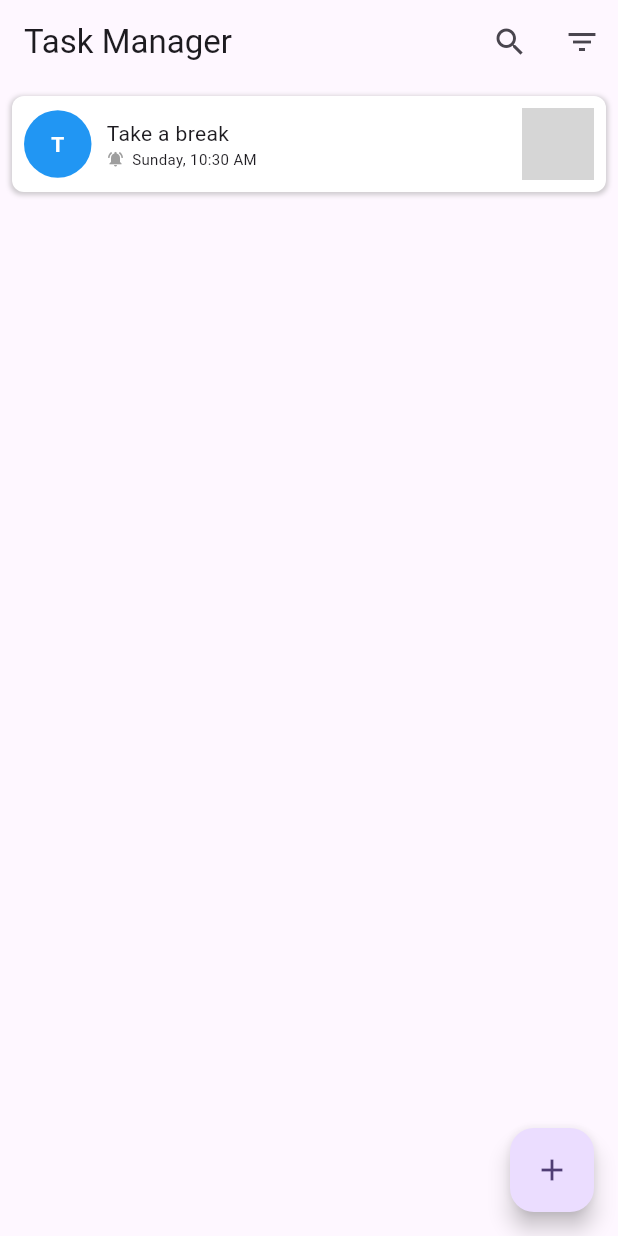
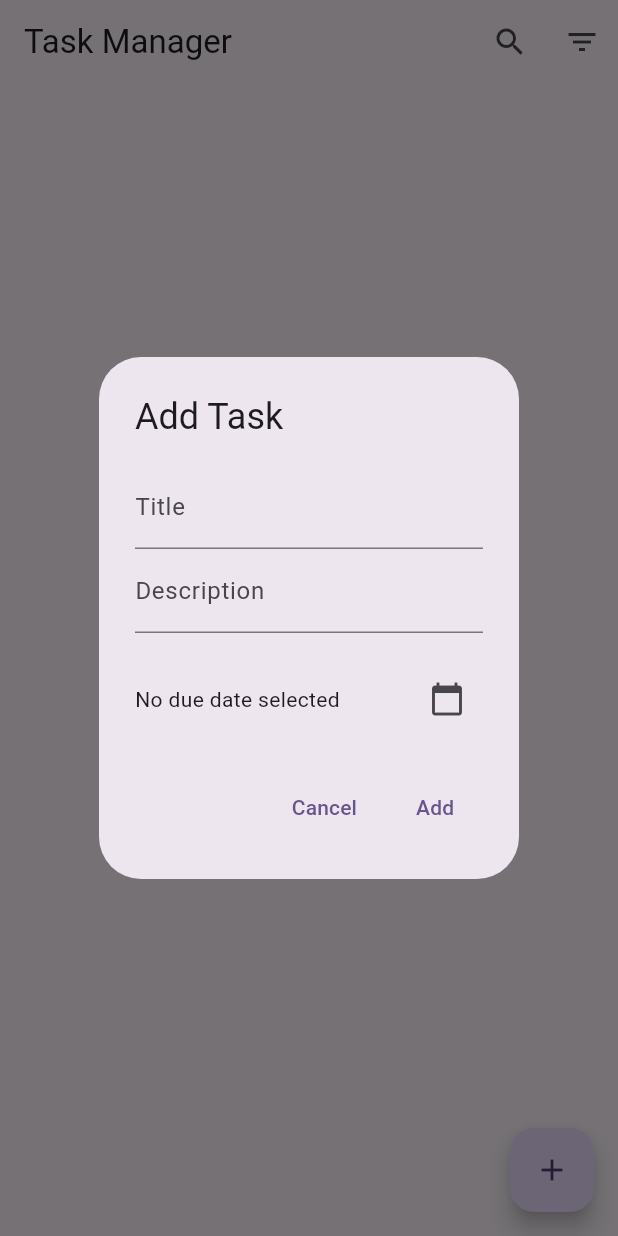
Before and after one commit to abdullah-code-io/task_management_app, a Flutter app: the screen it shows after launch, after a tap on the "add" icon, on a phone screen of 412 x 824 dp. Run offline on Flutter 3.47's test engine with Material 3 defaults, Android fonts, the phone set to English and light mode, and no system bars; our stand-ins replace flutter_riverpod, logger, sqflite; missing offline and left inert: flutter_check_box_rounded; accounts and stored records are empty; grey boxes are pictures that could not be loaded.

Commit message:
- Solved versioning issue (Came after adding sqflite) - Added app initalizer for database - Created design for task card.

```diff
--- /dev/null
+++ b/lib/app_initializer.dart
@@ -0,0 +1,9 @@
+import 'package:task_management_app/services/database_service.dart';
+
+class AppInitializer {
+  static Future<void> initialize() async {
+    await DatabaseService().init();
+    // Perform your app initialization tasks here
+    // For example, initialize shared preferences, set up dependencies, etc.
+  }
+}
--- a/lib/features/task_page/model/task_model.dart
+++ b/lib/features/task_page/model/task_model.dart
@@ -1,13 +1,37 @@
-class TaskModel {
+class Task {
+  final int id;
   final String title;
   final String description;
-  final DateTime date;
   final bool isCompleted;
+  final DateTime dueDate;
 
-  TaskModel({
+  Task({
+    required this.id,
     required this.title,
     required this.description,
-    required this.date,
     required this.isCompleted,
+    required this.dueDate,
   });
+
+  // For converting a task to a map (SQLite)
+  Map<String, dynamic> toMap() {
+    return {
+      'id': id,
+      'title': title,
+      'description': description,
+      'isCompleted': isCompleted ? 1 : 0,
+      'dueDate': dueDate.toIso8601String(),
+    };
+  }
+
+  // For creating a task from a map (SQLite)
+  factory Task.fromMap(Map<String, dynamic> map) {
+    return Task(
+      id: map['id'],
+      title: map['title'],
+      description: map['description'],
+      isCompleted: map['isCompleted'] == 1,
+      dueDate: DateTime.parse(map['dueDate']),
+    );
+  }
 }
--- /dev/null
+++ b/lib/features/task_page/model/task_state.dart
@@ -0,0 +1,34 @@
+import 'package:task_management_app/features/task_page/model/task_model.dart';
+
+
+class TaskState {
+  final List<Task> tasks;
+  final List<String> sortOptions;
+  final String selectedSortOption;
+  final bool isLoading;
+  final bool isError;
+
+  TaskState({
+    required this.tasks,
+    required this.sortOptions,
+    required this.selectedSortOption,
+    required this.isLoading,
+    required this.isError,
+  });
+
+  TaskState copyWith({
+    List<Task>? tasks,
+    List<String>? sortOptions,
+    String? selectedSortOption,
+    bool? isLoading,
+    bool? isError,
+  }) {
+    return TaskState(
+      tasks: tasks ?? this.tasks,
+      sortOptions: sortOptions ?? this.sortOptions,
+      selectedSortOption: selectedSortOption ?? this.selectedSortOption,
+      isLoading: isLoading ?? this.isLoading,
+      isError: isError ?? this.isError,
+    );
+  }
+}
--- a/lib/features/task_page/view/task_page.dart
+++ b/lib/features/task_page/view/task_page.dart
@@ -3,158 +3,172 @@ import 'package:flutter_check_box_rounded/flutter_check_box_rounded.dart';
 import 'package:flutter_riverpod/flutter_riverpod.dart';
 import 'package:intl/intl.dart';
 import 'package:task_management_app/features/task_page/model/task_model.dart';
+import 'package:task_management_app/features/task_page/model/task_state.dart';
+import 'package:task_management_app/features/task_page/view_model/task_view_model.dart';
 
-class TaskPage extends ConsumerWidget {
+class TaskPage extends ConsumerStatefulWidget {
   const TaskPage({super.key});
 
   @override
-  Widget build(BuildContext context, WidgetRef ref) {
+  ConsumerState<TaskPage> createState() => _TaskPageState();
+}
+
+class _TaskPageState extends ConsumerState<TaskPage> {
+  @override
+  void initState() {
+    // Trigger loading of tasks after the first build
+    WidgetsBinding.instance.addPostFrameCallback((_) {
+      ref.read(taskNotifierProvider.notifier).loadTasks();
+    });
+    super.initState();
+  }
+
+  @override
+  Widget build(BuildContext context) {
+    final taskState = ref.watch(taskNotifierProvider);
     final isTablet = MediaQuery.of(context).size.width > 600;
+
+    // if (taskState.isLoading) {
+    //   return const Center(child: CircularProgressIndicator());
+    // }
+    //
+    // if (taskState.isError) {
+    //   return const Center(child: Text('Failed to load tasks.'));
+    // }
+
     return Scaffold(
       appBar: AppBar(
-        title: Text('Task Manager'),
+        title: const Text('Task Manager'),
         actions: [
           IconButton(
-            icon: Icon(Icons.search),
+            icon: const Icon(Icons.search),
             onPressed: () {
               // Handle search
             },
           ),
           IconButton(
-            icon: Icon(Icons.filter_list),
+            icon: const Icon(Icons.filter_list),
             onPressed: () {
               // Handle sorting or filtering
             },
           ),
         ],
       ),
-      body: isTablet ? _buildTabletLayout() : _buildMobileLayout(),
+      body: _buildMobileLayout(taskState),
       floatingActionButton: FloatingActionButton(
         onPressed: () {
-          // Navigate to Add Task page
+          _showAddTaskDialog(context, ref);
         },
-        child: Icon(Icons.add),
+        child: const Icon(Icons.add),
       ),
     );
   }
 
-  Widget _buildMobileLayout() {
-    return Padding(
-      padding: const EdgeInsets.all(8.0),
-      child: ListView.builder(
-        itemCount: 1, // Replace with the task count
-        itemBuilder: (context, index) {
-          return TaskCardWidget(index: index);
-        },
-      ),
+  Widget _buildMobileLayout(TaskState taskState) {
+    // Build layout for mobile
+    return ListView.builder(
+      itemCount: taskState.tasks.length,
+      itemBuilder: (context, index) {
+        final task = taskState.tasks[index];
+        return TaskCardWidget(task: task);
+      },
     );
   }
 
-  Widget _buildTabletLayout() {
-    return Row(
-      children: [
-        Expanded(
-          flex: 1, child: _buildMobileLayout(), // Task list
-        ),
-        VerticalDivider(width: 1),
-        Expanded(
-          flex: 2,
-          child: Center(
-            child: Text('Select a task to view details'),
-          ),
-        ),
-      ],
-    );
-  }
+  void _showAddTaskDialog(BuildContext context, WidgetRef ref) {
+    final titleController = TextEditingController();
+    final descriptionController = TextEditingController();
+    DateTime? selectedDueDate;
 
-  Widget _buildTaskCard(int index) {
-    List<TaskModel> _taskList = [
-      TaskModel(
-        title: 'Take a break',
-        description: 'Task Description $index',
-        date: DateTime.now(),
-        isCompleted: false,
-      ),
-    ];
-    return Container(
-      margin: const EdgeInsets.only(bottom: 8),
-      padding: const EdgeInsets.all(8),
-      decoration: BoxDecoration(
-        color: Colors.white,
-        borderRadius: BorderRadius.circular(8),
-        boxShadow: [
-          BoxShadow(
-            color: Colors.grey.withValues(alpha: 0.5),
-            spreadRadius: 1,
-            blurRadius: 2,
-            offset: Offset(0, 1),
-          ),
-        ],
-      ),
-      child: Row(
-        children: [
-          Container(
-            width: 45.0,
-            // Icon size
-            height: 45.0,
-            decoration: BoxDecoration(
-              color: Colors.blue, // Background color of the icon
-              shape: BoxShape.circle,
-            ),
-            child: Center(
-              child: Text(
-                'T',
-                style: TextStyle(
-                  color: Colors.white,
-                  // Text color
-                  fontWeight: FontWeight.bold,
-                  fontSize: 14.0, // Font size for initials
-                ),
+    showDialog(
+      context: context,
+      builder: (context) {
+        return AlertDialog(
+          title: const Text("Add Task"),
+          content: Column(
+            mainAxisSize: MainAxisSize.min,
+            children: [
+              TextField(
+                controller: titleController,
+                decoration: const InputDecoration(labelText: "Title"),
               ),
-            ),
-          ),
-          SizedBox(width: 10),
-          Column(
-            crossAxisAlignment: CrossAxisAlignment.start,
-            children: [
-              Text(
-                _taskList[index].title,
-                style: TextStyle(
-                  fontSize: 14,
-                ),
+              TextField(
+                controller: descriptionController,
+                decoration: const InputDecoration(labelText: "Description"),
               ),
+              const SizedBox(height: 20),
               Row(
-                spacing: 5,
                 children: [
-                  Icon(
-                    Icons.notifications_active,
-                    size: 12,
-                    color: Colors.grey,
+                  Expanded(
+                    child: Text(
+                      selectedDueDate == null
+                          ? "No due date selected"
+                          : "Due Date: ${DateFormat('dd/MM/yyyy').format(selectedDueDate!)}",
+                    ),
                   ),
-                  Text(
-                    DateFormat('EEEE, hh:mm a').format(_taskList[index].date),
-                    style: TextStyle(
-                      fontSize: 10,
-                    ),
+                  IconButton(
+                    icon: const Icon(Icons.calendar_today),
+                    onPressed: () async {
+                      final pickedDate = await showDatePicker(
+                        context: context,
+                        initialDate: DateTime.now(),
+                        firstDate: DateTime.now(),
+                        lastDate: DateTime(2100),
+                      );
+                      if (pickedDate != null) {
+                        selectedDueDate = pickedDate;
+                      }
+                    },
                   ),
                 ],
               ),
             ],
           ),
-          Spacer(),
-          CheckBoxRounded(
-            checkedColor: Colors.blue,
-            onTap: (bool? value) {},
-          ),
-        ],
-      ),
+          actions: [
+            TextButton(
+              onPressed: () => Navigator.of(context).pop(),
+              child: const Text("Cancel"),
+            ),
+            TextButton(
+              onPressed: () {
+                final title = titleController.text.trim();
+                final description = descriptionController.text.trim();
+
+                if (title.isNotEmpty &&
+                    description.isNotEmpty &&
+                    selectedDueDate != null) {
+                  ref.read(taskNotifierProvider.notifier).addTask(
+                        Task(
+                          id: DateTime.now().millisecondsSinceEpoch,
+                          // Generate unique ID
+                          title: title,
+                          description: description,
+                          isCompleted: false,
+                          dueDate: selectedDueDate!,
+                        ),
+                      );
+                  Navigator.of(context).pop();
+                } else {
+                  ScaffoldMessenger.of(context).showSnackBar(
+                    const SnackBar(
+                      content:
+                          Text("Please fill all fields and select a due date."),
+                    ),
+                  );
+                }
+              },
+              child: const Text("Add"),
+            ),
+          ],
+        );
+      },
     );
   }
 }
 
 class TaskCardWidget extends StatefulWidget {
-  final int index;
-  TaskCardWidget({required this.index});
+  final Task task;
+  const TaskCardWidget({super.key, required this.task});
 
   @override
   _TaskCardWidgetState createState() => _TaskCardWidgetState();
@@ -165,15 +179,6 @@ class _TaskCardWidgetState extends State<TaskCardWidget> {
 
   @override
   Widget build(BuildContext context) {
-    List<TaskModel> _taskList = [
-      TaskModel(
-        title: 'Take a break',
-        description: 'Task Description ${widget.index}',
-        date: DateTime.now(),
-        isCompleted: false,
-      ),
-    ];
-
     return GestureDetector(
       onTap: () {
         setState(() {
@@ -188,7 +193,7 @@ class _TaskCardWidgetState extends State<TaskCardWidget> {
           borderRadius: BorderRadius.circular(8),
           boxShadow: [
             BoxShadow(
-              color: Colors.grey.withOpacity(0.5),
+              color: Colors.grey.withValues(alpha: 0.5),
               spreadRadius: 1,
               blurRadius: 2,
               offset: Offset(0, 1),
@@ -223,7 +228,7 @@ class _TaskCardWidgetState extends State<TaskCardWidget> {
                   crossAxisAlignment: CrossAxisAlignment.start,
                   children: [
                     Text(
-                      _taskList[widget.index].title,
+                      widget.task.title,
                       style: TextStyle(
                         fontSize: 14,
                       ),
@@ -238,7 +243,7 @@ class _TaskCardWidgetState extends State<TaskCardWidget> {
                         ),
                         Text(
                           DateFormat('EEEE, hh:mm a')
-                              .format(_taskList[widget.index].date),
+                              .format(widget.task.dueDate),
                           style: TextStyle(
                             fontSize: 10,
                           ),
@@ -253,7 +258,8 @@ class _TaskCardWidgetState extends State<TaskCardWidget> {
                   onTap: (bool? value) {},
                 ),
               ],
-            ), // Animated expansion
+            ),
+            // Animated expansion
             AnimatedCrossFade(
               firstChild: SizedBox.shrink(),
               // Empty widget when collapsed
@@ -266,7 +272,7 @@ class _TaskCardWidgetState extends State<TaskCardWidget> {
                       style: TextStyle(fontSize: 12),
                     ),
                     Text(
-                      _taskList[widget.index].description,
+                      widget.task.description,
                       style: TextStyle(
                         fontSize: 12,
                         color: Colors.grey,
--- a/lib/features/task_page/view_model/task_view_model.dart
+++ b/lib/features/task_page/view_model/task_view_model.dart
@@ -0,0 +1,86 @@
+import 'package:flutter_riverpod/flutter_riverpod.dart';
+import 'package:task_management_app/features/task_page/model/task_model.dart';
+import 'package:task_management_app/features/task_page/model/task_state.dart';
+import 'package:task_management_app/services/database_service.dart';
+import 'package:task_management_app/utils/log_utils.dart';
+
+final taskNotifierProvider =
+    StateNotifierProvider<TaskNotifier, TaskState>((ref) {
+  final databaseService = ref.read(databaseServiceProvider);
+  return TaskNotifier(databaseService);
+});
+
+class TaskNotifier extends StateNotifier<TaskState> {
+  final DatabaseService _databaseService;
+
+  TaskNotifier(this._databaseService)
+      : super(TaskState(
+          tasks: [],
+          sortOptions: ['By Date', 'By Priority'],
+          selectedSortOption: 'By Date',
+          isLoading: false,
+          isError: false,
+        ));
+
+  // Load all tasks from SQLite
+  Future<void> loadTasks() async {
+    Log.e('Loading tasks...');
+    state = state.copyWith(isLoading: true, isError: false);
+    try {
+      final tasks = await _databaseService.getAllTasks();
+      Log.e('Loaded ${tasks.length} tasks');
+      state = state.copyWith(tasks: tasks, isLoading: false);
+    } catch (e) {
+      Log.e('Failed to load tasks: $e');
+      state = state.copyWith(isLoading: false, isError: true);
+    }
+  }
+
+  // Add a new task to SQLite
+  Future<void> addTask(Task task) async {
+    try {
+      await _databaseService.insertTask(task);
+      loadTasks(); // Reload tasks after adding
+    } catch (e) {
+      Log.e('Failed to add task: $e');
+    }
+  }
+
+  // Update a task's completion status in SQLite
+  Future<void> updateTaskStatus(Task task) async {
+    try {
+      await _databaseService.updateTask(task);
+      loadTasks(); // Reload tasks after update
+    } catch (e) {
+      Log.e('Failed to update task status: $e');
+    }
+  }
+
+  // Delete a task from SQLite
+  Future<void> deleteTask(int taskId) async {
+    try {
+      await _databaseService.deleteTask(taskId);
+      loadTasks(); // Reload tasks after delete
+    } catch (e) {
+      Log.e('Failed to delete task: $e');
+    }
+  }
+
+  // Set the selected sort option
+  void setSortOption(String option) {
+    state = state.copyWith(selectedSortOption: option);
+    _sortTasks();
+  }
+
+  // Sort tasks based on selected option
+  void _sortTasks() {
+    List<Task> sortedTasks = List.from(state.tasks);
+    if (state.selectedSortOption == 'By Date') {
+      sortedTasks.sort((a, b) => a.dueDate.compareTo(b.dueDate));
+    } else if (state.selectedSortOption == 'By Priority') {
+      sortedTasks.sort((a, b) =>
+          a.isCompleted ? 1 : -1); // Example sorting based on completion
+    }
+    state = state.copyWith(tasks: sortedTasks);
+  }
+}
--- a/lib/main.dart
+++ b/lib/main.dart
@@ -1,7 +1,11 @@
 import 'package:flutter/material.dart';
+import 'package:flutter_riverpod/flutter_riverpod.dart';  // Import Riverpod
+import 'package:task_management_app/app_initializer.dart';
 import 'package:task_management_app/features/task_page/view/task_page.dart';
 
-void main() {
+Future<void> main() async {
+  WidgetsFlutterBinding.ensureInitialized(); // Ensure widgets are initialized
+  await AppInitializer.initialize(); // Call your app initialization method
   runApp(const MyApp());
 }
 
@@ -10,13 +14,15 @@ class MyApp extends StatelessWidget {
 
   @override
   Widget build(BuildContext context) {
-    return MaterialApp(
-      title: 'Task Management App',
-      theme: ThemeData(
-        colorScheme: ColorScheme.fromSeed(seedColor: Colors.deepPurple),
-        useMaterial3: true,
+    return ProviderScope(  // Wrap the app with ProviderScope
+      child: MaterialApp(
+        title: 'Task Management App',
+        theme: ThemeData(
+          colorScheme: ColorScheme.fromSeed(seedColor: Colors.deepPurple),
+          useMaterial3: true,
+        ),
+        home: const TaskPage(),
       ),
-      home:  TaskPage(),
     );
   }
 }
--- /dev/null
+++ b/lib/services/database_service.dart
@@ -0,0 +1,72 @@
+import 'package:flutter_riverpod/flutter_riverpod.dart';
+import 'package:path/path.dart';
+import 'package:sqflite/sqflite.dart';
+import 'package:task_management_app/features/task_page/model/task_model.dart';
+import 'package:task_management_app/utils/log_utils.dart';
+
+final databaseServiceProvider = Provider<DatabaseService>((ref) {
+  final databaseService = DatabaseService();
+
+  return databaseService;
+});
+
+class DatabaseService {
+  static final DatabaseService _instance = DatabaseService._internal();
+  late Database _database;
+
+  factory DatabaseService() {
+    return _instance;
+  }
+
+  DatabaseService._internal();
+
+  Future<void> init() async {
+    Log.e('Initializing database...');
+    try {
+      _database = await openDatabase(
+        join(await getDatabasesPath(), 'task_manager.db'),
+        onCreate: (db, version) {
+          return db.execute(
+            'CREATE TABLE tasks(id INTEGER PRIMARY KEY, title TEXT, description TEXT, isCompleted INTEGER, dueDate TEXT)',
+          );
+        },
+        version: 1,
+      );
+    } catch (e) {
+      Log.e('Failed to initialize database: $e');
+    }
+  }
+
+  // Get all tasks
+  Future<List<Task>> getAllTasks() async {
+    final List<Map<String, dynamic>> maps = await _database.query('tasks');
+    return List.generate(maps.length, (i) {
+      return Task.fromMap(maps[i]);
+    });
+  }
+
+  // Insert a new task
+  Future<void> insertTask(Task task) async {
+    await _database.insert('tasks', task.toMap(),
+        conflictAlgorithm: ConflictAlgorithm.replace);
+  }
+
+  // Update an existing task
+  Future<void> updateTask(Task task) async {
+    await _database.update(
+      'tasks',
+      task.toMap(),
+      where: 'id = ?',
+      whereArgs: [task.id],
+    );
+  }
+
+  // Delete a task
+  Future<void> deleteTask(int id) async {
+    await _database.delete(
+      'tasks',
+      where: 'id = ?',
+      whereArgs: [id],
+    );
+  }
+}
--- a/pubspec.yaml
+++ b/pubspec.yaml
@@ -16,6 +16,9 @@ dependencies:
   intl: ^0.20.1
   flutter_riverpod: ^2.6.1
   flutter_check_box_rounded: ^3.2.3
+  sqflite: ^2.4.1
+  path: ^1.9.0
+  logger: ^2.5.0
 
 dev_dependencies:
   flutter_test:
```
Also changed, not shown: lib/utils/log_utils.dart (added, +27 -0 lines), pubspec.lock, 1 other file.
